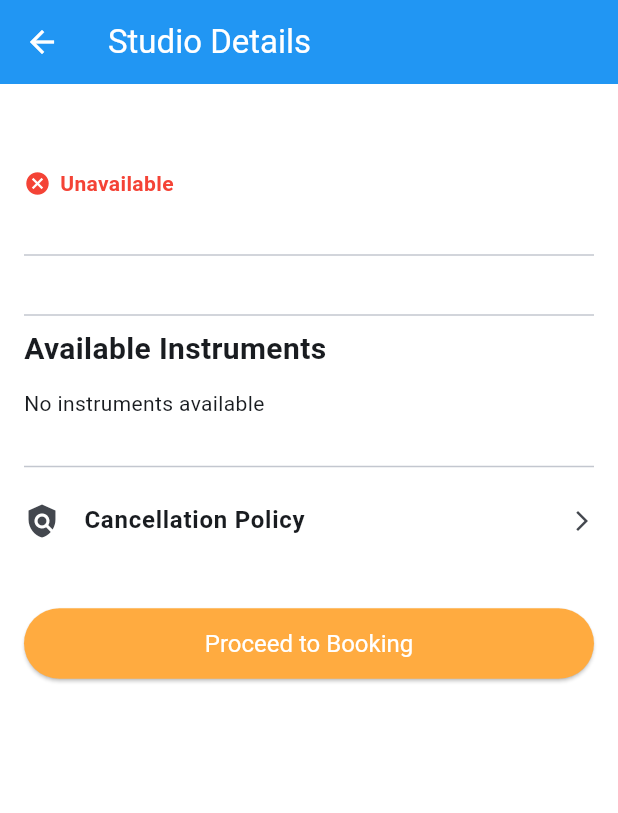
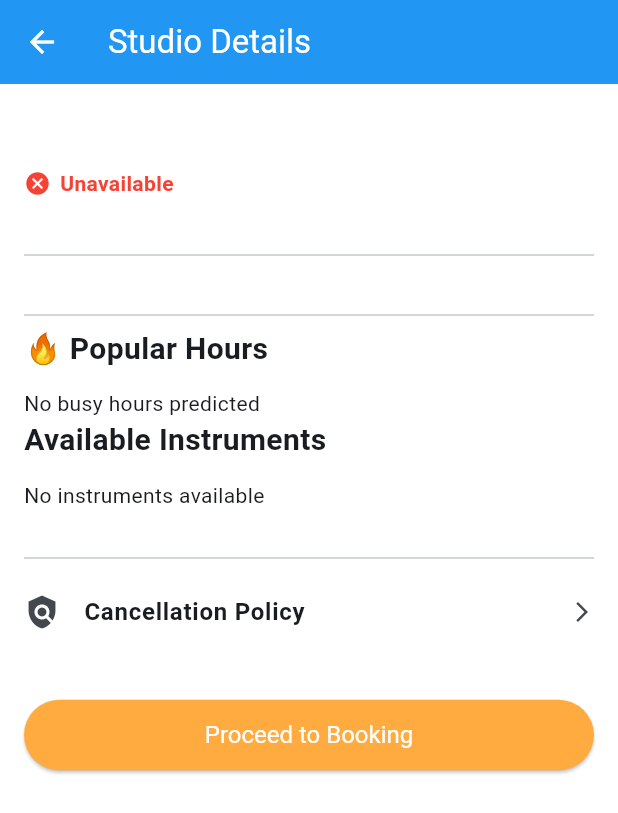
Before and after one commit to Sahana-R-123/HarmonyHub, a Flutter app: the StudioDetailsScreen screen opened directly with empty values, on a phone screen of 412 x 824 dp. Shown: the top 813 px of the screen. Run offline on Flutter 3.47's test engine with Material 3 defaults, Android fonts, the phone set to English and light mode, and no system bars; our stand-ins replace cloud_firestore, firebase_auth, firebase_core; accounts and stored records are empty; generated files the repository leaves out were written again.

Commit message:
fixed busy hour logic

```diff
--- a/lib/features/user/studio_details_screen.dart
+++ b/lib/features/user/studio_details_screen.dart
@@ -51,6 +51,11 @@ class StudioDetailsScreen extends StatelessWidget {
     );
   }
 
+String _formatHour(int hour) {
+  final period = hour >= 12 ? "PM" : "AM";
+  final h = hour % 12 == 0 ? 12 : hour % 12;
+  return "$h $period";
+}
   @override
   Widget build(BuildContext context) {
     final FirebaseFirestore firestore = FirebaseFirestore.instance;
@@ -268,9 +273,77 @@ if (rawPolicy is String) {
                   ),
                 ],
 
-                const SizedBox(height: 24),
-                const Divider(),
+                /// 🔥 BUSY HOUR PREDICTION
+const SizedBox(height: 24),
+const Divider(),
 
+const Text(
+  '🔥 Popular Hours',
+  style: TextStyle(
+    fontSize: 20,
+    fontWeight: FontWeight.bold,
+  ),
+),
+
+const SizedBox(height: 12),
+
+StreamBuilder<DocumentSnapshot>(
+  stream: firestore
+      .collection('studio_busy_hours')
+      .doc(studioId)
+      .snapshots(),
+  builder: (context, busySnapshot) {
+    if (busySnapshot.connectionState ==
+        ConnectionState.waiting) {
+      return const Center(
+        child: CircularProgressIndicator(),
+      );
+    }
+
+    if (!busySnapshot.hasData ||
+        !busySnapshot.data!.exists) {
+      return const Text('No busy hour prediction available');
+    }
+
+    final data =
+        busySnapshot.data!.data() as Map<String, dynamic>;
+
+    final List<int> busyHours =
+        (data['busyHours'] as List<dynamic>? ?? [])
+            .map((e) => e as int)
+            .toList();
+
+    if (busyHours.isEmpty) {
+      return const Text('No busy hours predicted');
+    }
+
+    busyHours.sort(); // ✅ important
+
+    return Wrap(
+      spacing: 10,
+      runSpacing: 10,
+      children: busyHours.map((hour) {
+        return Container(
+          padding: const EdgeInsets.symmetric(
+            horizontal: 14,
+            vertical: 8,
+          ),
+          decoration: BoxDecoration(
+            color: Colors.red.shade50,
+            borderRadius: BorderRadius.circular(12),
+          ),
+          child: Text(
+            _formatHour(hour),
+            style: const TextStyle(
+              fontWeight: FontWeight.w600,
+              color: Colors.red,
+            ),
+          ),
+        );
+      }).toList(),
+    );
+  },
+),
                 /// 🎸 INSTRUMENTS  ✅ RESTORED
                 const Text(
                   'Available Instruments',
```
Also changed, not shown: 1 other file.
